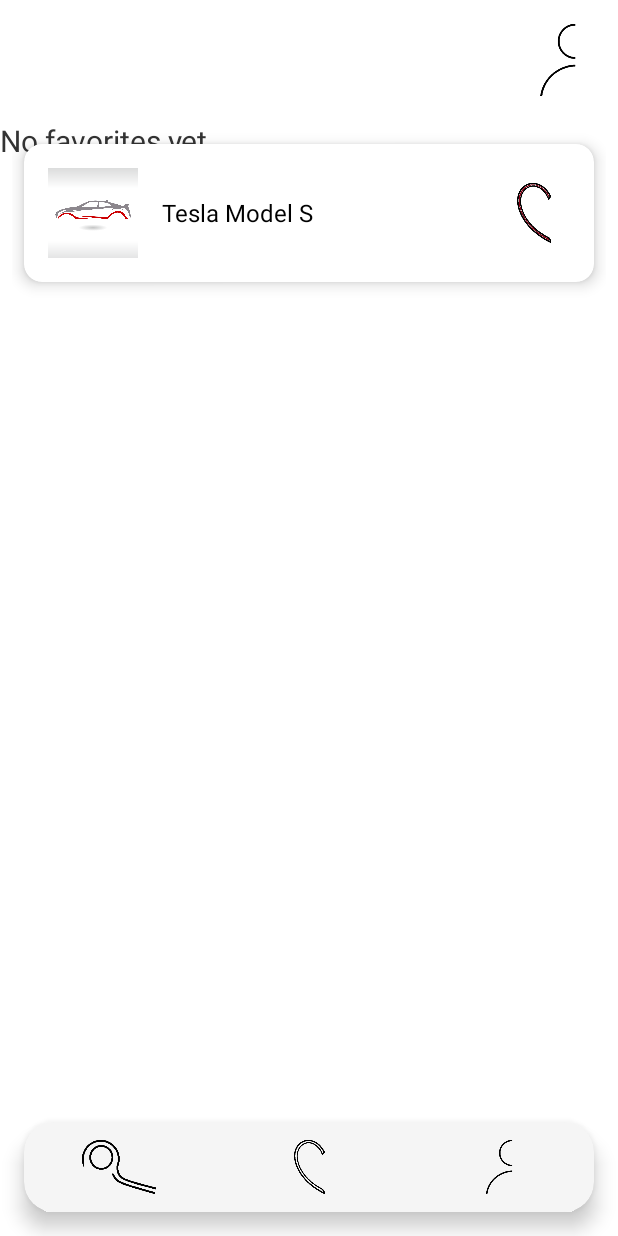
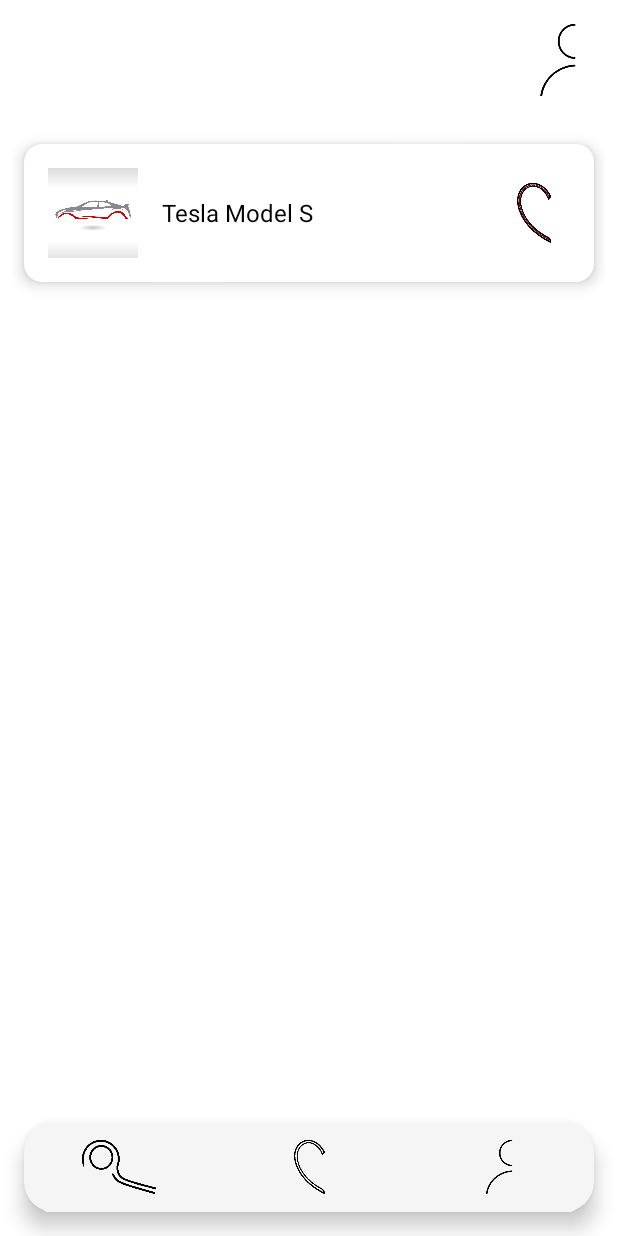
Before and after one commit to Godzila121/Auto, an Android app: the FavoriteActivity screen opened directly, with no data from a screen before it, on a phone screen of 412 x 824 dp. Run offline under Robolectric (Android 15) with nearby library versions, the phone set to English and light mode, and no system bars.

Commit message:
update form FavoriteActivity

```diff
--- a/app/src/main/java/com/example/myapp/FavoriteActivity.java
+++ b/app/src/main/java/com/example/myapp/FavoriteActivity.java
@@ -3,6 +3,7 @@ package com.example.myapp;
 import android.content.Intent;
 import android.os.Bundle;
 import android.widget.ImageView;
+import android.widget.TextView;
 import android.widget.Toast;
 import android.view.View;
 import androidx.recyclerview.widget.LinearLayoutManager;
@@ -30,6 +31,7 @@ public class FavoriteActivity extends AppCompatActivity {
         buttonSearch = findViewById(R.id.button_search);
         buttonFavorite = findViewById(R.id.button_favorite);
         buttonAccount = findViewById(R.id.button_account);
+        TextView NoFavorites = findViewById(R.id.NoFavorites);
 
         // Обробка натискання кнопки пошуку
         buttonSearch.setOnClickListener(v -> {
@@ -59,7 +61,11 @@ public class FavoriteActivity extends AppCompatActivity {
         if (favoriteCars == null) {
             favoriteCars = new ArrayList<>();  // Якщо не знайдено, ініціалізуємо порожній список
         }
-
+        if (!favoriteCars.isEmpty()) {
+            NoFavorites.setVisibility(View.GONE);  // Приховуємо повідомлення
+        } else {
+            NoFavorites.setVisibility(View.VISIBLE);  // Відображаємо повідомлення
+        }
         // Налаштування RecyclerView
         recyclerView = findViewById(R.id.recycler_view_favorites);
         recyclerView.setLayoutManager(new LinearLayoutManager(this));
--- a/app/src/main/res/layout/activity_favorite.xml
+++ b/app/src/main/res/layout/activity_favorite.xml
@@ -28,11 +28,13 @@
 
         <!-- Текст, якщо немає улюблених -->
         <TextView
+            android:id="@+id/NoFavorites"
             android:layout_width="wrap_content"
             android:layout_height="wrap_content"
             android:text="No favorites yet"
-        android:textSize="20sp"
-        android:textColor="#333333"/>
+            android:textSize="20sp"
+            android:textColor="#333333"
+            android:visibility="gone" />
 
         <androidx.recyclerview.widget.RecyclerView
             android:id="@+id/recycler_view_favorites"
```
